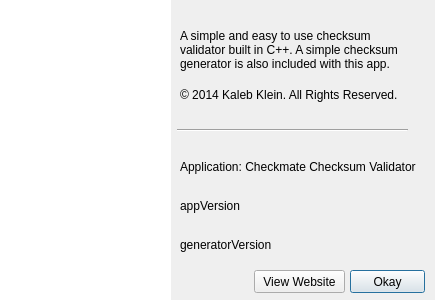
Qt form src/aboutdialog.ui (ayworld/Checkmate) before a commit.
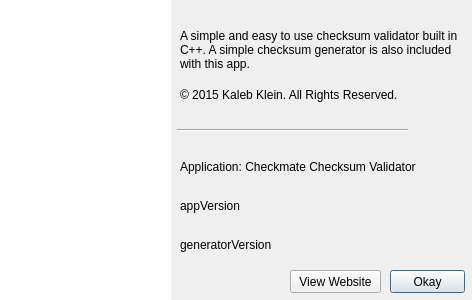
The same form after that commit. Icons and pictures are not drawn.

The edit to the form file:
```diff
--- a/src/aboutdialog.ui
+++ b/src/aboutdialog.ui
@@ -9,19 +9,19 @@
    <rect>
     <x>0</x>
     <y>0</y>
-    <width>435</width>
+    <width>472</width>
     <height>300</height>
    </rect>
   </property>
   <property name="minimumSize">
    <size>
-    <width>425</width>
+    <width>472</width>
     <height>300</height>
    </size>
   </property>
   <property name="maximumSize">
    <size>
-    <width>435</width>
+    <width>472</width>
     <height>300</height>
    </size>
   </property>
@@ -33,7 +33,7 @@
     <rect>
      <x>180</x>
      <y>20</y>
-     <width>231</width>
+     <width>281</width>
      <height>61</height>
     </rect>
    </property>
@@ -62,7 +62,7 @@
   <widget class="QPushButton" name="bClose">
    <property name="geometry">
     <rect>
-     <x>350</x>
+     <x>390</x>
      <y>270</y>
      <width>75</width>
      <height>23</height>
@@ -90,7 +90,7 @@
     <rect>
      <x>180</x>
      <y>150</y>
-     <width>251</width>
+     <width>285</width>
      <height>111</height>
     </rect>
    </property>
@@ -121,7 +121,7 @@
   <widget class="QPushButton" name="bSite">
    <property name="geometry">
     <rect>
-     <x>254</x>
+     <x>290</x>
      <y>270</y>
      <width>91</width>
      <height>23</height>
@@ -136,12 +136,12 @@
     <rect>
      <x>180</x>
      <y>80</y>
-     <width>231</width>
+     <width>281</width>
      <height>31</height>
     </rect>
    </property>
    <property name="text">
-    <string>&lt;html&gt;&lt;head/&gt;&lt;body&gt;&lt;p&gt;© 2014 Kaleb Klein. All Rights Reserved.&lt;/p&gt;&lt;/body&gt;&lt;/html&gt;</string>
+    <string>&lt;html&gt;&lt;head/&gt;&lt;body&gt;&lt;p&gt;© 2015 Kaleb Klein. All Rights Reserved.&lt;/p&gt;&lt;/body&gt;&lt;/html&gt;</string>
    </property>
    <property name="wordWrap">
     <bool>true</bool>
```
